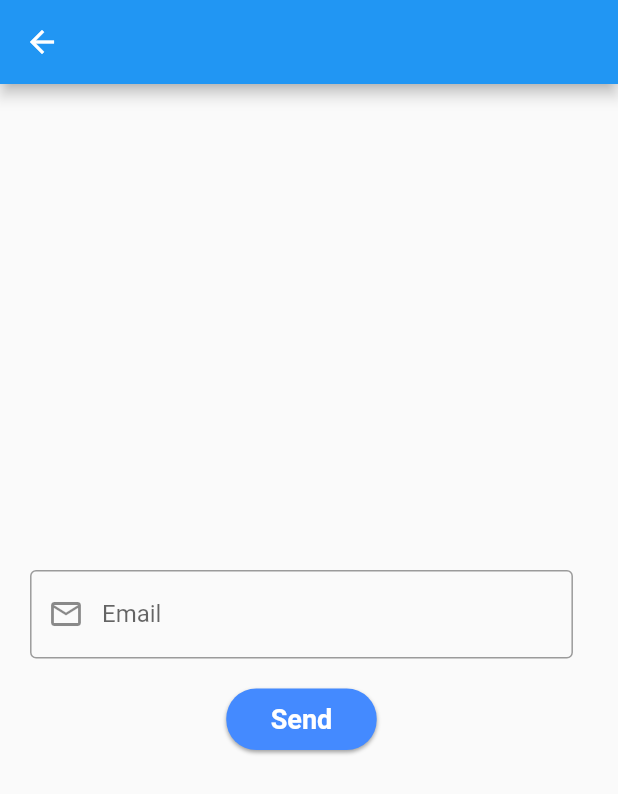
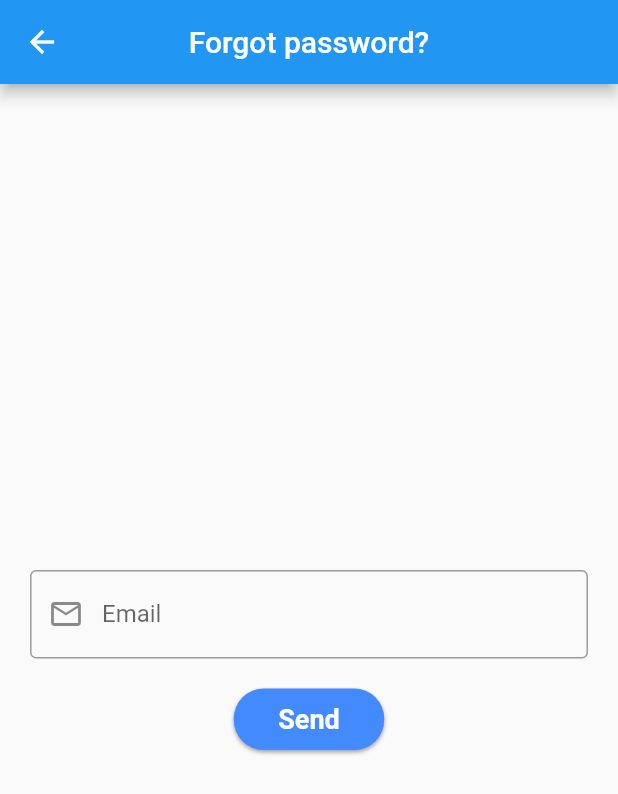
Before and after one commit to guilhermefbc/sei_services, a Flutter app: the screen it shows after launch, after a tap on "Forgot password?", on a phone screen of 412 x 824 dp. Shown: the top 794 px of the screen. Run offline on Flutter 3.47's test engine with Material 2 defaults, Android fonts, the phone set to English and light mode, and no system bars; our stand-ins replace badges, connectivity_plus, convex_bottom_bar, currency_text_input_formatter, flutter_dotenv, flutter_form_builder and 9 more; missing offline and left inert: flutter_vibrate, mobile_scanner; accounts and stored records are empty; generated files the repository leaves out were written again; network calls fail.

Commit message:
Add .env to forgot password

```diff
--- a/lib/main.dart
+++ b/lib/main.dart
@@ -1,4 +1,5 @@
 import 'package:flutter/material.dart';
+import 'package:flutter_dotenv/flutter_dotenv.dart';
 import 'package:flutter_modular/flutter_modular.dart';
 import 'package:flutter_screenutil/flutter_screenutil.dart';
 import 'package:sei_services/src/app_initial_widget.dart';
@@ -9,5 +10,8 @@ void main() async {
   // Init screen util
   await ScreenUtil.ensureScreenSize();
 
+  // Load dotenv
+  await dotenv.load(fileName: "env/elements.env");
+
   return runApp(ModularApp(module: AppModule(), child: AppInitialWidget()));
 }
--- a/lib/src/modules/public/forgot_password/data/datasources/remote/forgot_password_service.dart
+++ b/lib/src/modules/public/forgot_password/data/datasources/remote/forgot_password_service.dart
@@ -1,10 +1,11 @@
 import 'dart:io';
+import 'package:flutter_dotenv/flutter_dotenv.dart';
 import 'package:http/http.dart' as http;
 
 class ForgotPasswordService {
   Future<int> resetPassword({required String email}) async {
     try{
-      Uri uri = Uri.parse("https://dev.api.sei-imposto.com/taxes/users/resetpassword");
+      Uri uri = Uri.parse("${dotenv.env['URL']}/taxes/users/resetpassword");
       final response = await http.post(uri, body: {"email": email});
       return response.statusCode;
     }catch(e) {
--- a/lib/src/modules/public/forgot_password/presentation/screens/forgot_password_screen.dart
+++ b/lib/src/modules/public/forgot_password/presentation/screens/forgot_password_screen.dart
@@ -1,5 +1,6 @@
 import 'package:flutter/material.dart';
 import 'package:flutter_form_builder/flutter_form_builder.dart';
+import 'package:flutter_mobx/flutter_mobx.dart';
 import 'package:flutter_modular/flutter_modular.dart';
 import 'package:flutter_screenutil/flutter_screenutil.dart';
 import 'package:form_builder_validators/form_builder_validators.dart';
@@ -25,12 +26,15 @@ class _ForgotPasswordScreenState extends State<ForgotPasswordScreen> {
   @override
   Widget build(BuildContext context) {
     return Scaffold(
-      appBar: AppBar(),
+      appBar: AppBar(
+        title: Text('forgotPassword'.i18n()),
+        centerTitle: true,
+      ),
       body: Column(
         mainAxisAlignment: MainAxisAlignment.center,
         children: [
           Padding(
-            padding: const EdgeInsets.only(left: 20, right: 30).r,
+            padding: const EdgeInsets.symmetric(horizontal: 20).r,
             child: Form(
               key: _formKey,
               child: Column(
@@ -47,19 +51,27 @@ class _ForgotPasswordScreenState extends State<ForgotPasswordScreen> {
                     // valueTransformer: (text) => num.tryParse(text),
                     // autovalidateMode: AutovalidateMode.always,
                     validator: FormBuilderValidators.compose([
-                      FormBuilderValidators.required(errorText: 'thisFieldIsRequired'.i18n()),
-                      FormBuilderValidators.email(errorText: 'thisFieldMustBeAValidEmail'.i18n())
+                      FormBuilderValidators.required(
+                          errorText: 'thisFieldIsRequired'.i18n()),
+                      FormBuilderValidators.email(
+                          errorText: 'thisFieldMustBeAValidEmail'.i18n())
                     ]),
                     keyboardType: TextInputType.emailAddress,
                   ),
                   const SizedBox(
                     height: 20,
                   ),
-                  SimpleButton(
-                    onPressed: sendResetEmailAction(context),
-                    title: 'send'.i18n(),
-                    width: 100.w,
-                  )
+                  Observer(builder: (context) {
+                    return !_loginController.loading
+                        ? SimpleButton(
+                            onPressed: sendResetEmailAction(context),
+                            title: 'send'.i18n(),
+                            width: 100.w,
+                          )
+                        : const Center(
+                            child: CircularProgressIndicator(),
+                          );
+                  })
                 ],
               ),
             ),
@@ -71,11 +83,14 @@ class _ForgotPasswordScreenState extends State<ForgotPasswordScreen> {
 
   Function() sendResetEmailAction(BuildContext context) {
     return () async {
-      if(_formKey.currentState!.validate()) {
-        bool result = await _usecase.resetPassword(email: _loginController.email!);
-        if(result) {
+      if (_formKey.currentState!.validate()) {
+        _loginController.loading = true;
+        bool result =
+            await _usecase.resetPassword(email: _loginController.email!);
+        _loginController.loading = false;
+        if (result) {
           _successDialog(context);
-        }else{
+        } else {
           _somethingWentWrongDialog(context);
         }
       }
@@ -93,9 +108,7 @@ class _ForgotPasswordScreenState extends State<ForgotPasswordScreen> {
             buttonTitle: 'goToLogin'.i18n(),
             buttonOnPressed: () {
               Modular.to.navigate('/login/');
-            }
-        )
-    );
+            }));
   }
 
   _somethingWentWrongDialog(BuildContext context) {
@@ -107,8 +120,6 @@ class _ForgotPasswordScreenState extends State<ForgotPasswordScreen> {
             title: 'forgotPasswordWithProblems'.i18n(),
             description: 'forgotPasswordWithProblemsMessage'.i18n(),
             buttonTitle: 'ok'.i18n(),
-            buttonOnPressed: (){}
-        )
-    );
+            buttonOnPressed: () {}));
   }
 }
--- a/pubspec.yaml
+++ b/pubspec.yaml
@@ -54,6 +54,7 @@ dependencies:
   connectivity_plus: ^2.3.6
   flutter_launcher_icons: ^0.9.3
   badges: ^2.0.3
+  flutter_dotenv: ^5.0.2
 
 flutter_icons:
   android: "launcher_icon"
@@ -92,6 +93,7 @@ flutter:
   assets:
     - lib/i18n/
     - assets/images/
+    - env/
 
   # An image asset can refer to one or more resolution-specific "variants", see
   # https://flutter.dev/assets-and-images/#resolution-aware.
```
Also changed, not shown: pubspec.lock, 2 other files.
